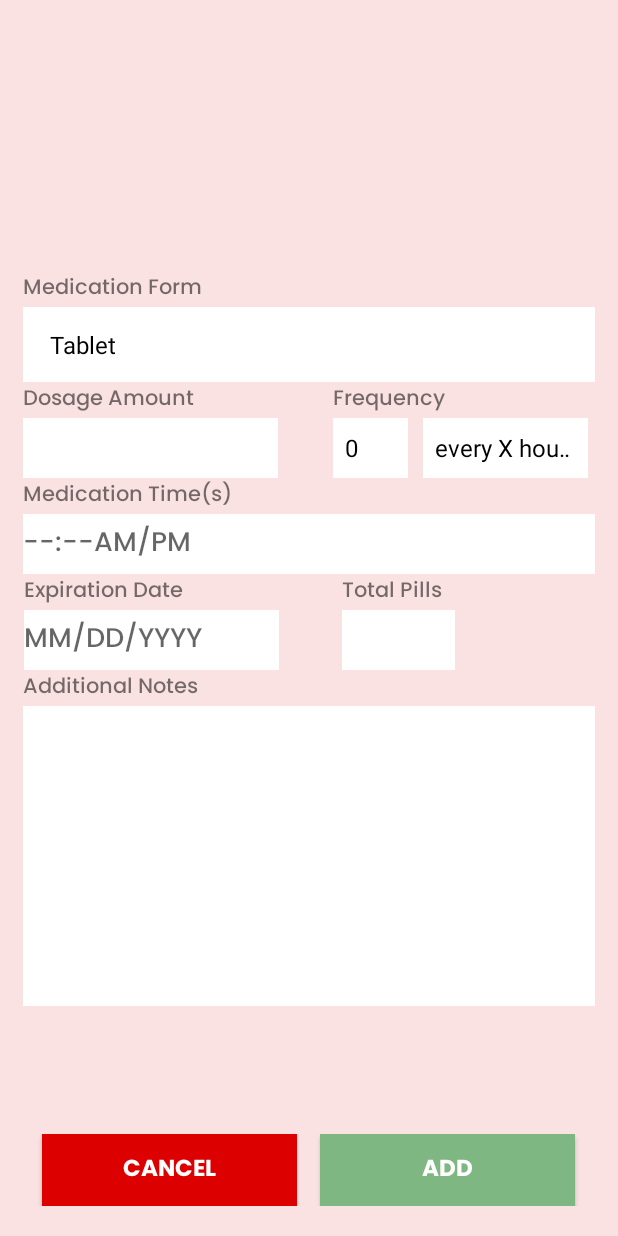
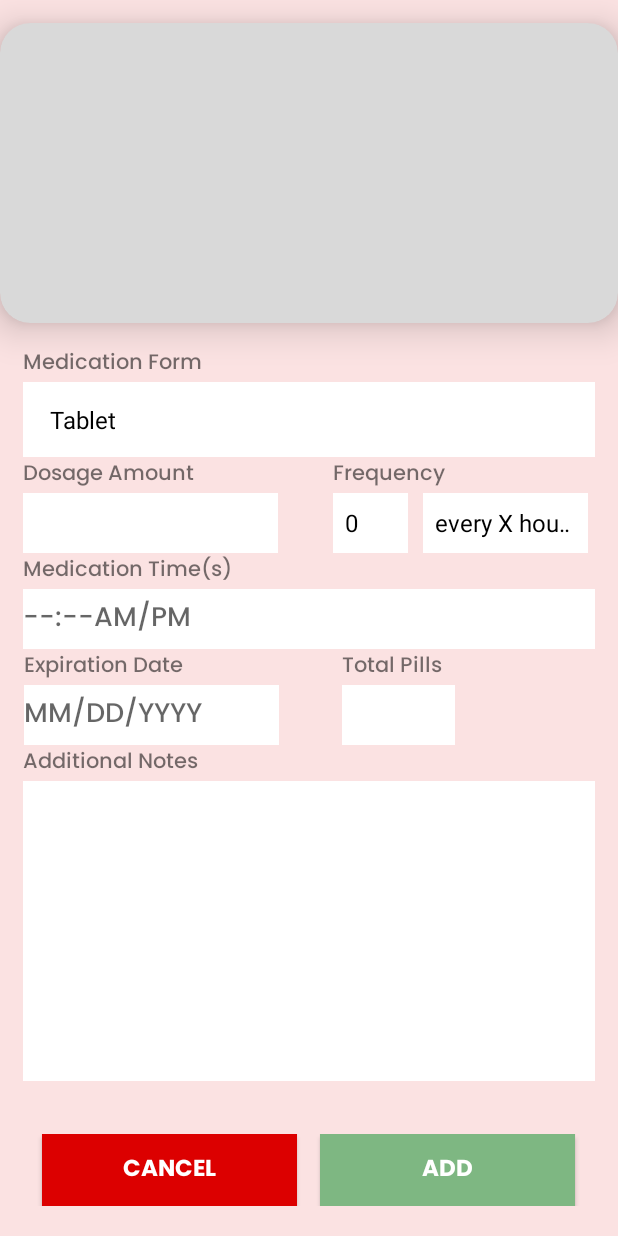
Before and after one commit to fjacquelinegomez/Health-Assistant-Senior-Project, an Android app: the AddMedication screen opened directly, with no data from a screen before it, on a phone screen of 412 x 824 dp. Run offline under Robolectric (Android 15) with nearby library versions, the phone set to English and light mode, and no system bars; our stand-ins replace Firebase (no records; nobody signed in at launch, a user with empty details on screens opened directly).

Commit message:
Cleaned up medication names

```diff
--- a/app/src/main/res/layout/activity_add_medication.xml
+++ b/app/src/main/res/layout/activity_add_medication.xml
@@ -9,6 +9,23 @@
     tools:context=".AddMedication">
 
     <!-- Dynamic Medication Text(s) -->
+    <androidx.cardview.widget.CardView
+        android:id="@+id/medicationManagerCard"
+        android:layout_width="0dp"
+        android:layout_height="wrap_content"
+        app:cardBackgroundColor="#d9d9d9"
+        app:cardCornerRadius="20dp"
+        app:cardElevation="15dp"
+        android:minHeight="200dp"
+        app:layout_constraintBottom_toTopOf="@+id/medicationInputLayout"
+        app:layout_constraintBottom_toBottomOf="parent"
+        app:layout_constraintEnd_toEndOf="parent"
+        app:layout_constraintHorizontal_bias="0.666"
+        app:layout_constraintStart_toStartOf="parent"
+        app:layout_constraintTop_toTopOf="parent"
+        app:layout_constraintVertical_bias="0.0"
+        app:layout_constraintWidth_percent="1.0">
+
         <TextView
             android:id="@+id/medicationNameText"
             android:layout_width="wrap_content"
@@ -20,7 +37,9 @@
             app:layout_constraintEnd_toEndOf="parent"
             app:layout_constraintStart_toStartOf="parent"
             app:layout_constraintTop_toTopOf="parent"
-        app:layout_constraintVertical_bias="0.21" />
+            app:layout_constraintVertical_bias="0.21"
+            android:layout_gravity="center"/>
+    </androidx.cardview.widget.CardView>
 
     <LinearLayout
         android:id="@+id/medicationInputLayout"
@@ -30,7 +49,7 @@
         app:layout_constraintBottom_toTopOf="@+id/addMedicationButtonLayout"
         app:layout_constraintEnd_toEndOf="parent"
         app:layout_constraintStart_toStartOf="parent"
-        app:layout_constraintTop_toBottomOf="@+id/medicationNameText"
+        app:layout_constraintTop_toBottomOf="@+id/medicationManagerCard"
         android:layout_marginStart="15dp"
         android:layout_marginEnd="15dp">
 
```
Also changed, not shown: app/src/main/java/com/example/healthassistant/Search.java (+43 -1 lines). Lines whose indentation alone changed are shown as unchanged.
